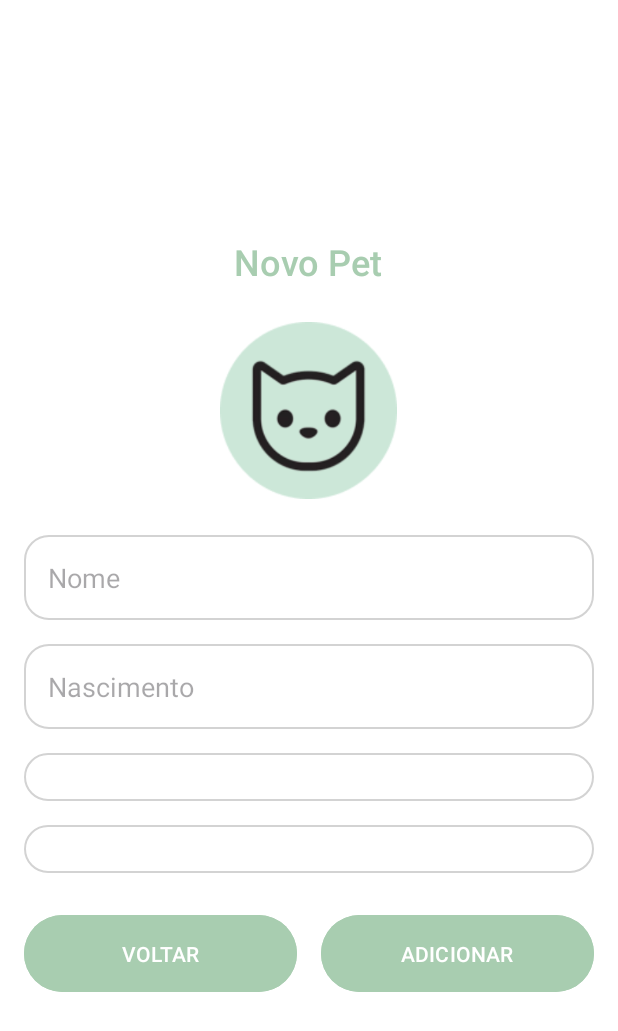
After one commit to filipezulian/Vetspace-Mobile-DDM, an Android app: the AddPet screen opened directly, with no data from a screen before it, on a phone screen of 412 x 824 dp. The commit adds this screen. Shown: the top 1031 px of the screen. Run offline under Robolectric (Android 15) with nearby library versions, the phone set to English and light mode, and no system bars; 1 statement that could not run was skipped.

Commit message:
tela de add pet

```diff
--- a/app/src/main/AndroidManifest.xml
+++ b/app/src/main/AndroidManifest.xml
@@ -12,6 +12,12 @@
         android:supportsRtl="true"
         android:theme="@style/Theme.DDM_Vetspace"
         tools:targetApi="31">
+        <activity
+            android:name=".AddPet"
+            android:exported="false" />
+        <activity
+            android:name=".adicionarPet"
+            android:exported="false" />
         <activity
             android:name=".Cadastro"
             android:exported="false" />
--- /dev/null
+++ b/app/src/main/java/com/example/ddm_vetspace/AddPet.kt
@@ -0,0 +1,20 @@
+package com.example.ddm_vetspace
+
+import android.os.Bundle
+import androidx.activity.enableEdgeToEdge
+import androidx.appcompat.app.AppCompatActivity
+import androidx.core.view.ViewCompat
+import androidx.core.view.WindowInsetsCompat
+
+class AddPet : AppCompatActivity() {
+    override fun onCreate(savedInstanceState: Bundle?) {
+        super.onCreate(savedInstanceState)
+        enableEdgeToEdge()
+        setContentView(R.layout.activity_add_pet)
+        ViewCompat.setOnApplyWindowInsetsListener(findViewById(R.id.main)) { v, insets ->
+            val systemBars = insets.getInsets(WindowInsetsCompat.Type.systemBars())
+            v.setPadding(systemBars.left, systemBars.top, systemBars.right, systemBars.bottom)
+            insets
+        }
+    }
+}
--- a/app/src/main/res/drawable/edit_text_background.xml
+++ b/app/src/main/res/drawable/edit_text_background.xml
@@ -2,5 +2,6 @@
 <shape xmlns:android="http://schemas.android.com/apk/res/android">
     <solid android:color="#FFFFFF" />
     <corners android:radius="16dp" />
+    <stroke android:width="1dp" android:color="#D3D3D3"/>
     <padding android:left="10dp" android:top="10dp" android:right="10dp" android:bottom="10dp"/>
 </shape>
--- /dev/null
+++ b/app/src/main/res/layout/activity_add_pet.xml
@@ -0,0 +1,93 @@
+<?xml version="1.0" encoding="utf-8"?>
+<LinearLayout
+    xmlns:android="http://schemas.android.com/apk/res/android"
+    android:layout_width="match_parent"
+    android:layout_height="match_parent"
+    android:orientation="vertical"
+    android:padding="16dp"
+    android:gravity="center"
+    android:background="#FFFFFF">
+
+    <TextView
+        android:id="@+id/textViewTitle"
+        android:layout_width="wrap_content"
+        android:layout_height="wrap_content"
+        android:text="Novo Pet"
+        android:textSize="24sp"
+        android:textColor="#A8CDB0"
+        android:fontFamily="sans-serif-medium"
+        android:layout_marginBottom="24dp"/>
+
+    <ImageView
+        android:id="@+id/imageViewPetIcon"
+        android:layout_width="118dp"
+        android:layout_height="118dp"
+        android:layout_marginBottom="24dp"
+        android:backgroundTint="#DFFFE1"
+        android:scaleType="centerInside"
+        android:src="@drawable/cat" />
+
+    <EditText
+        android:id="@+id/editTextName"
+        android:layout_width="match_parent"
+        android:layout_height="wrap_content"
+        android:hint="Nome"
+        android:padding="16dp"
+        android:background="@drawable/edit_text_background"
+        android:layout_marginBottom="16dp"/>
+
+    <EditText
+        android:id="@+id/editTextBirthDate"
+        android:layout_width="match_parent"
+        android:layout_height="wrap_content"
+        android:hint="Nascimento"
+        android:padding="16dp"
+        android:background="@drawable/edit_text_background"
+        android:layout_marginBottom="16dp"
+        android:inputType="date"/>
+
+    <Spinner
+        android:id="@+id/spinnerGender"
+        android:layout_width="match_parent"
+        android:layout_height="wrap_content"
+        android:background="@drawable/edit_text_background"
+        android:padding="16dp"
+        android:layout_marginBottom="16dp"/>
+
+    <Spinner
+        android:id="@+id/spinnerType"
+        android:layout_width="match_parent"
+        android:layout_height="wrap_content"
+        android:background="@drawable/edit_text_background"
+        android:padding="16dp"
+        android:layout_marginBottom="24dp"/>
+
+    <LinearLayout
+        android:layout_width="match_parent"
+        android:layout_height="wrap_content"
+        android:orientation="horizontal"
+        android:gravity="center">
+
+        <Button
+            android:id="@+id/buttonBack"
+            android:layout_width="0dp"
+            android:layout_weight="1"
+            android:layout_height="wrap_content"
+            android:text="VOLTAR"
+            android:textColor="#FFFFFF"
+            android:backgroundTint="#A8CDB0"
+            android:padding="16dp"
+            android:layout_marginEnd="8dp"/>
+
+        <Button
+            android:id="@+id/buttonAdd"
+            android:layout_width="0dp"
+            android:layout_weight="1"
+            android:layout_height="wrap_content"
+            android:text="ADICIONAR"
+            android:textColor="#FFFFFF"
+            android:backgroundTint="#A8CDB0"
+            android:padding="16dp"
+            android:layout_marginStart="8dp"/>
+    </LinearLayout>
+</LinearLayout>
```
Also changed, not shown: app/src/main/java/com/example/ddm_vetspace/adicionarPet.kt (added, +20 -0 lines), app/src/main/res/layout/activity_adicionar_pet.xml (added, +55 -0 lines), app/src/main/res/drawable/Add.png (added), app/src/main/res/drawable/cat.png (added).
